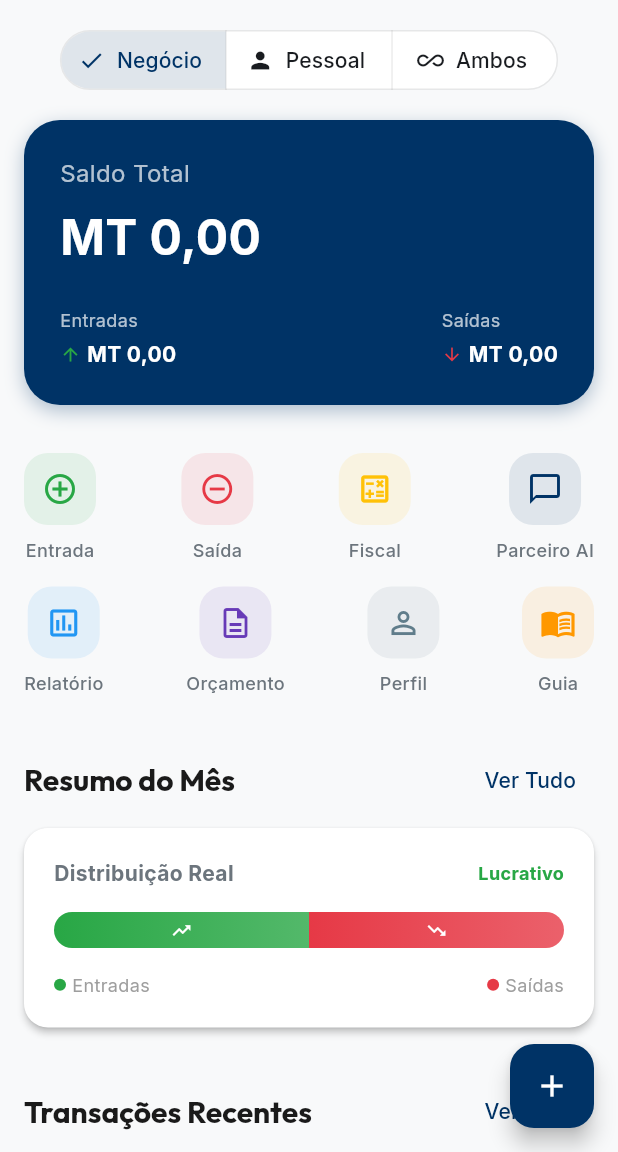
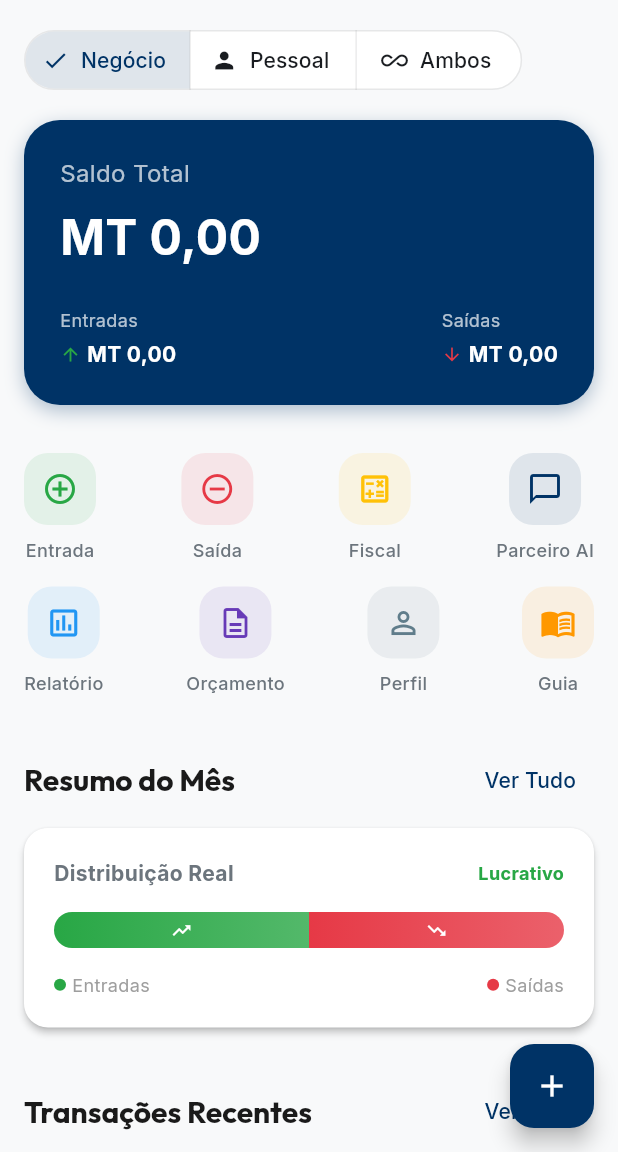
Before and after one commit to iradoweck/conta-facil, a Flutter app: the DashboardScreen screen opened directly, on a phone screen of 412 x 824 dp, the part 84-1236 px from its top. Run offline on Flutter 3.47's test engine with Material 3 defaults, Android fonts, the light colour scheme and no system bars; our stand-ins replace flutter_riverpod, google_fonts, shared_preferences; accounts and stored records are empty.

Commit message:
Implementei um embrulho responsivo (FittedBox) que ajusta automaticamente o tamanho desse seletor ao espaço disponível

```diff
--- a/lib/features/financeiro/presentation/screens/dashboard_screen.dart
+++ b/lib/features/financeiro/presentation/screens/dashboard_screen.dart
@@ -115,6 +115,11 @@ class DashboardScreen extends ConsumerWidget {
     final filter = ref.watch(dashFilterProvider);
     return Padding(
       padding: const EdgeInsets.symmetric(horizontal: 16),
+      child: SizedBox(
+        width: double.infinity,
+        child: FittedBox(
+          fit: BoxFit.scaleDown,
+          alignment: Alignment.centerLeft,
           child: SegmentedButton<bool?>(
             segments: const [
               ButtonSegment(value: true, label: Text('Negócio'), icon: Icon(Icons.business_center)),
@@ -130,6 +135,8 @@ class DashboardScreen extends ConsumerWidget {
               selectedBackgroundColor: AppColors.primary.withOpacity(0.1),
               selectedForegroundColor: AppColors.primary,
               side: BorderSide(color: Colors.grey.withOpacity(0.2)),
+            ),
+          ),
         ),
       ),
     );
```
Lines whose indentation alone changed are shown as unchanged.
